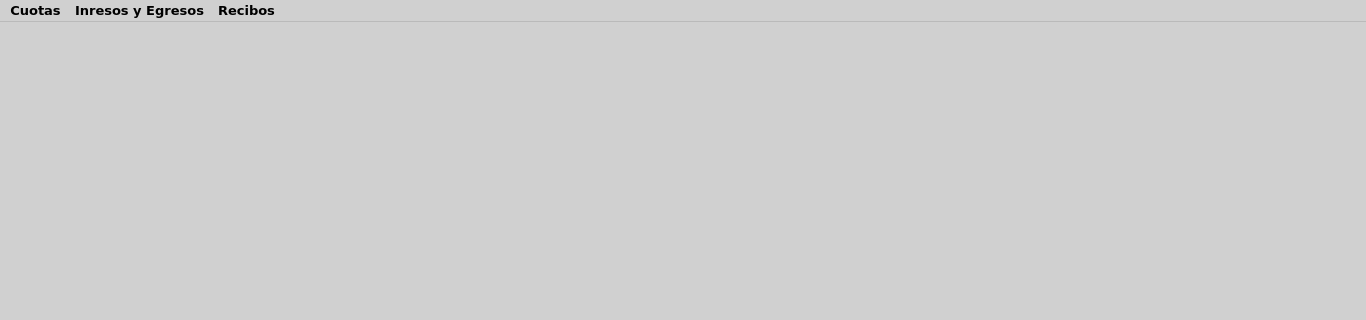
This is ui/menu_contabilidad.ui in EdwardsBC/SutrakomaqV2 as Qt 5 draws it before an edit; both pictures show x 0 to 1366 and y 0 to 320 of the 1366 by 750 pixel window. The edited form follows.
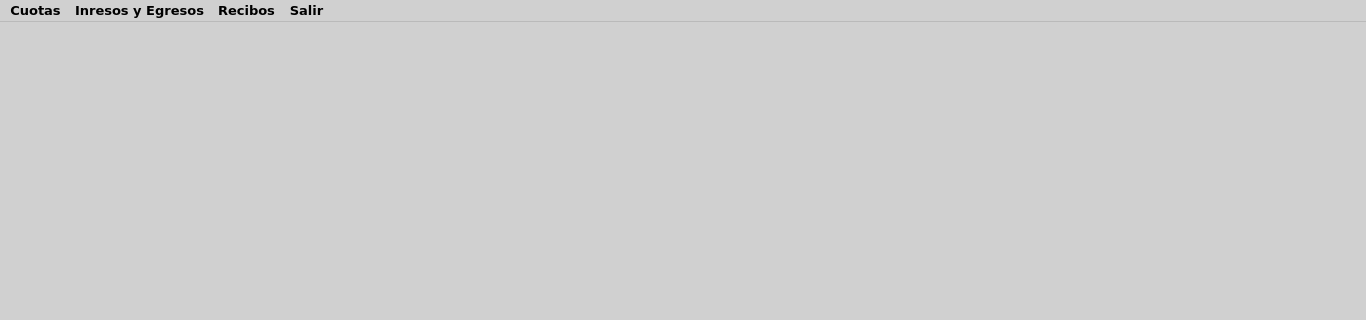
This is the edited form.

```diff
--- a/ui/menu_contabilidad.ui
+++ b/ui/menu_contabilidad.ui
@@ -493,9 +493,16 @@
     <addaction name="actionLista_de_Recibos"/>
     <addaction name="actionRegistro_de_Recibos"/>
    </widget>
+   <widget class="QMenu" name="menuSalir">
+    <property name="title">
+     <string>Salir</string>
+    </property>
+    <addaction name="actionIr_al_Menu"/>
+   </widget>
    <addaction name="menuCuotas"/>
    <addaction name="menuInresos_y_Egresos"/>
    <addaction name="menuRecibos"/>
+   <addaction name="menuSalir"/>
   </widget>
   <widget class="QStatusBar" name="statusbar"/>
   <action name="actionLista_de_Cuotas">
```
Left out of the diff: 12 changed lines with no effect on the pictures.
